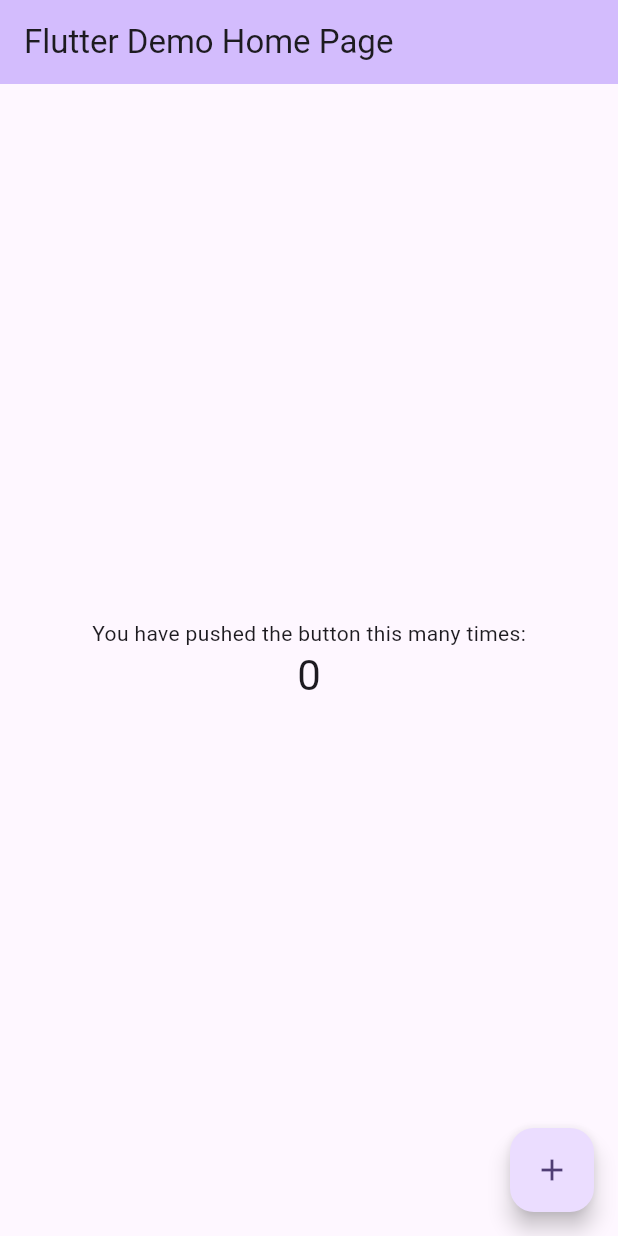
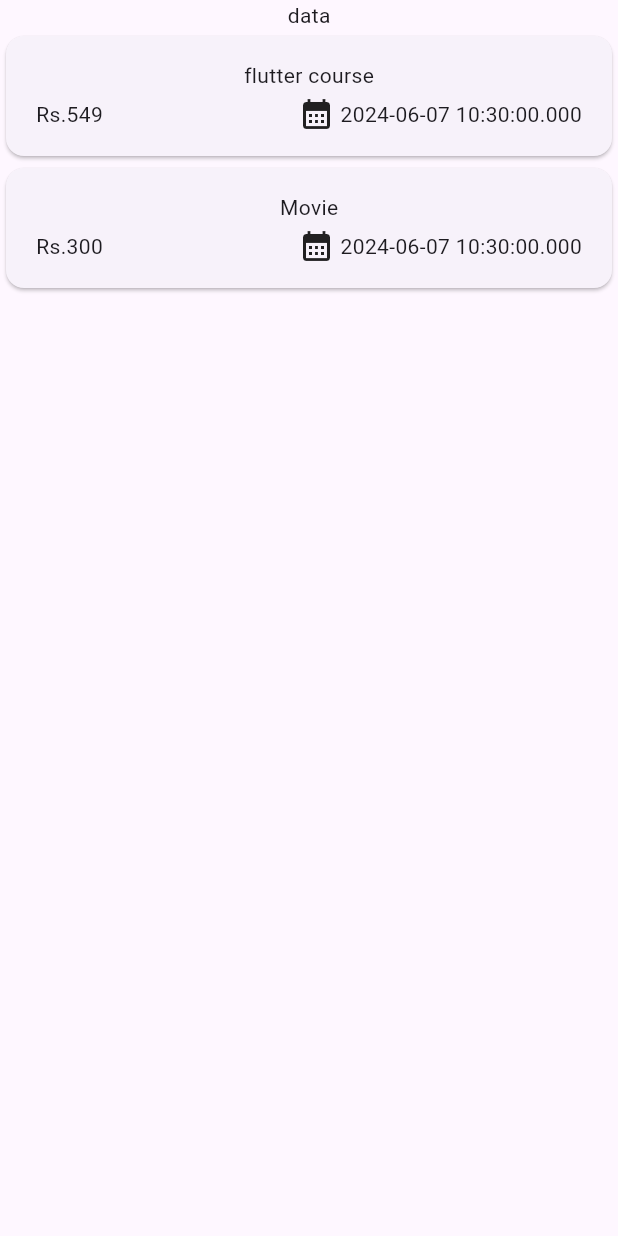
Before and after one commit to shreyas-codes25/expense_tracker, a Flutter app: the screen it shows after launch, on a phone screen of 412 x 824 dp. Run offline on Flutter 3.47's test engine with Material 3 defaults, Android fonts, the phone set to English and light mode, and no system bars.

Commit message:
multiple changes with expenses, how to display them, how to categorize them and how to make them dynamic with the added categories

```diff
--- a/lib/main.dart
+++ b/lib/main.dart
@@ -1,125 +1,11 @@
+import 'package:expense_tracker/widgets/expenses.dart';
 import 'package:flutter/material.dart';
 
 void main() {
-  runApp(const MyApp());
+  runApp(
+      const MaterialApp(
+          home: Expenses(),
+        debugShowCheckedModeBanner: false,
+      )
+  );
 }
-
-class MyApp extends StatelessWidget {
-  const MyApp({super.key});
-
-  // This widget is the root of your application.
-  @override
-  Widget build(BuildContext context) {
-    return MaterialApp(
-      title: 'Flutter Demo',
-      theme: ThemeData(
-        // This is the theme of your application.
-        //
-        // TRY THIS: Try running your application with "flutter run". You'll see
-        // the application has a purple toolbar. Then, without quitting the app,
-        // try changing the seedColor in the colorScheme below to Colors.green
-        // and then invoke "hot reload" (save your changes or press the "hot
-        // reload" button in a Flutter-supported IDE, or press "r" if you used
-        // the command line to start the app).
-        //
-        // Notice that the counter didn't reset back to zero; the application
-        // state is not lost during the reload. To reset the state, use hot
-        // restart instead.
-        //
-        // This works for code too, not just values: Most code changes can be
-        // tested with just a hot reload.
-        colorScheme: ColorScheme.fromSeed(seedColor: Colors.deepPurple),
-        useMaterial3: true,
-      ),
-      home: const MyHomePage(title: 'Flutter Demo Home Page'),
-    );
-  }
-}
-
-class MyHomePage extends StatefulWidget {
-  const MyHomePage({super.key, required this.title});
-
-  // This widget is the home page of your application. It is stateful, meaning
-  // that it has a State object (defined below) that contains fields that affect
-  // how it looks.
-
-  // This class is the configuration for the state. It holds the values (in this
-  // case the title) provided by the parent (in this case the App widget) and
-  // used by the build method of the State. Fields in a Widget subclass are
-  // always marked "final".
-
-  final String title;
-
-  @override
-  State<MyHomePage> createState() => _MyHomePageState();
-}
-
-class _MyHomePageState extends State<MyHomePage> {
-  int _counter = 0;
-
-  void _incrementCounter() {
-    setState(() {
-      // This call to setState tells the Flutter framework that something has
-      // changed in this State, which causes it to rerun the build method below
-      // so that the display can reflect the updated values. If we changed
-      // _counter without calling setState(), then the build method would not be
-      // called again, and so nothing would appear to happen.
-      _counter++;
-    });
-  }
-
-  @override
-  Widget build(BuildContext context) {
-    // This method is rerun every time setState is called, for instance as done
-    // by the _incrementCounter method above.
-    //
-    // The Flutter framework has been optimized to make rerunning build methods
-    // fast, so that you can just rebuild anything that needs updating rather
-    // than having to individually change instances of widgets.
-    return Scaffold(
-      appBar: AppBar(
-        // TRY THIS: Try changing the color here to a specific color (to
-        // Colors.amber, perhaps?) and trigger a hot reload to see the AppBar
-        // change color while the other colors stay the same.
-        backgroundColor: Theme.of(context).colorScheme.inversePrimary,
-        // Here we take the value from the MyHomePage object that was created by
-        // the App.build method, and use it to set our appbar title.
-        title: Text(widget.title),
-      ),
-      body: Center(
-        // Center is a layout widget. It takes a single child and positions it
-        // in the middle of the parent.
-        child: Column(
-          // Column is also a layout widget. It takes a list of children and
-          // arranges them vertically. By default, it sizes itself to fit its
-          // children horizontally, and tries to be as tall as its parent.
-          //
-          // Column has various properties to control how it sizes itself and
-          // how it positions its children. Here we use mainAxisAlignment to
-          // center the children vertically; the main axis here is the vertical
-          // axis because Columns are vertical (the cross axis would be
-          // horizontal).
-          //
-          // TRY THIS: Invoke "debug painting" (choose the "Toggle Debug Paint"
-          // action in the IDE, or press "p" in the console), to see the
-          // wireframe for each widget.
-          mainAxisAlignment: MainAxisAlignment.center,
-          children: <Widget>[
-            const Text(
-              'You have pushed the button this many times:',
-            ),
-            Text(
-              '$_counter',
-              style: Theme.of(context).textTheme.headlineMedium,
-            ),
-          ],
-        ),
-      ),
-      floatingActionButton: FloatingActionButton(
-        onPressed: _incrementCounter,
-        tooltip: 'Increment',
-        child: const Icon(Icons.add),
-      ), // This trailing comma makes auto-formatting nicer for build methods.
-    );
-  }
-}
--- /dev/null
+++ b/lib/models/expense.dart
@@ -0,0 +1,13 @@
+import 'package:uuid/uuid.dart';
+
+const uuid = Uuid();
+enum Category { food, housing, transportation, utilities, medical, insurance, clothing, entertainment, personal, other }
+class Expense {
+  Expense({required this.title, required this.category, required this.amount, required this.date})
+      : id = uuid.v4();
+  final String id;
+  final String title;
+  final String amount;
+  final DateTime date;
+  final Category category;
+}
--- /dev/null
+++ b/lib/widgets/expenses-list/expenses_item.dart
@@ -0,0 +1,38 @@
+import 'package:expense_tracker/models/expense.dart';
+import 'package:flutter/material.dart';
+
+
+class ExpensesItem extends StatelessWidget {
+  const ExpensesItem({required this.expense, super.key});
+
+  final Expense expense;
+  @override
+  Widget build(BuildContext context) {
+    return Card(
+
+      child: Padding(
+        padding: const EdgeInsets.symmetric(horizontal: 20, vertical: 16),
+        child:Column(
+          children: [
+            Text(expense.title),
+            const SizedBox(height: 4,),
+            Row(
+              children: [
+
+                Text("Rs.${expense.amount}"),
+                const Spacer(),
+                Row(
+                  children: [
+                   const Icon(Icons.calendar_month),
+                    const SizedBox(width: 4,),
+                    Text(expense.date.toString()),
+                  ],
+                )
+              ],
+            ),
+          ],
+        ),
+      ),
+    );
+  }
+}
--- /dev/null
+++ b/lib/widgets/expenses-list/list_expenses.dart
@@ -0,0 +1,12 @@
+import 'package:expense_tracker/widgets/expenses-list/expenses_item.dart';
+import 'package:flutter/material.dart';
+import 'package:expense_tracker/models/expense.dart';
+
+class ExpensesList extends StatelessWidget {
+  const ExpensesList({required this.expenses, super.key});
+  final List<Expense> expenses;
+  @override
+  Widget build(BuildContext context) {
+    return  ListView.builder(itemBuilder: (context,index)=>  ExpensesItem(expense: expenses[index]),itemCount: expenses.length,);
+  }
+}
--- /dev/null
+++ b/lib/widgets/expenses.dart
@@ -0,0 +1,32 @@
+import 'package:expense_tracker/models/expense.dart';
+import 'package:flutter/material.dart';
+
+import 'expenses-list/list_expenses.dart';
+
+class Expenses extends StatefulWidget {
+  const Expenses({super.key});
+
+  @override
+  State<Expenses> createState() => _ExpensesState();
+}
+
+class _ExpensesState extends State<Expenses> {
+  final List<Expense> _registeredExpenses = [
+    Expense(title: "flutter course", category: Category.personal, amount: "549", date: DateTime.now()),
+    Expense(title: "Movie", category: Category.entertainment, amount: "300", date: DateTime.now()),
+  ];
+  @override
+  Widget build(BuildContext context) {
+    return Scaffold(body: Center(
+
+      child: Column(
+        mainAxisAlignment: MainAxisAlignment.center,
+        crossAxisAlignment: CrossAxisAlignment.center,
+        children: [
+          const Text("data"),
+          Expanded(child: ExpensesList(expenses: _registeredExpenses)),
+        ],
+      ),
+    ));
+  }
+}
--- a/pubspec.yaml
+++ b/pubspec.yaml
@@ -35,6 +35,7 @@ dependencies:
   # The following adds the Cupertino Icons font to your application.
   # Use with the CupertinoIcons class for iOS style icons.
   cupertino_icons: ^1.0.6
+  uuid: ^4.4.0
 
 dev_dependencies:
   flutter_test:
```
Also changed, not shown: pubspec.lock, 1 other file.
